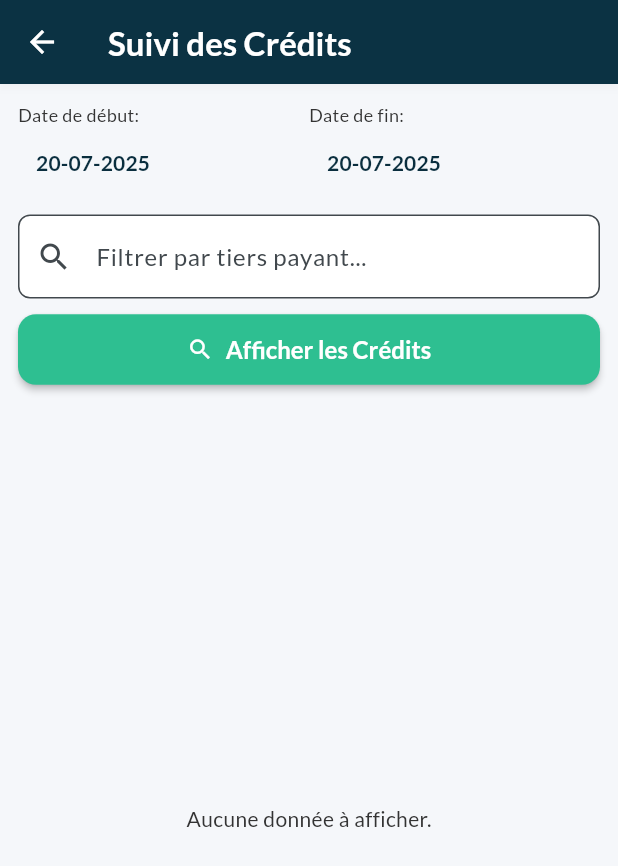
After one commit to airm5500/prestige_app, a Flutter app: the SuiviCreditScreen screen opened directly, on a phone screen of 412 x 824 dp. The commit adds this screen. Shown: the top 866 px of the screen. Run offline on Flutter 3.47's test engine with Material 3 defaults, Android fonts, the light colour scheme and no system bars; our stand-ins replace fl_chart, google_fonts, pdf, printing, shared_preferences; accounts and stored records are empty; network calls fail.

Commit message:
MAJAPI
API CREDIT

```diff
--- /dev/null
+++ b/lib/models/suivi_credit_model.dart
@@ -0,0 +1,27 @@
+// lib/models/suivi_credit_model.dart
+
+class SuiviCredit {
+  final String libelleTypeTiersPayant;
+  final int nbreBons;
+  final int nbreClient;
+  final String libelleTiersPayant;
+  final double montant;
+
+  SuiviCredit({
+    required this.libelleTypeTiersPayant,
+    required this.nbreBons,
+    required this.nbreClient,
+    required this.libelleTiersPayant,
+    required this.montant,
+  });
+
+  factory SuiviCredit.fromJson(Map<String, dynamic> json) {
+    return SuiviCredit(
+      libelleTypeTiersPayant: json['libelleTypeTiersPayant'] as String? ?? 'N/A',
+      nbreBons: (json['nbreBons'] as num?)?.toInt() ?? 0,
+      nbreClient: (json['nbreClient'] as num?)?.toInt() ?? 0,
+      libelleTiersPayant: json['libelleTiersPayant'] as String? ?? 'N/A',
+      montant: (json['montant'] as num?)?.toDouble() ?? 0.0,
+    );
+  }
+}
--- a/lib/screens/home_screen.dart
+++ b/lib/screens/home_screen.dart
@@ -21,6 +21,7 @@ import 'tableau_bord_ratio_screen.dart';
 import 'tableau_bord_analyse_menu_screen.dart';
 import 'evolution_stock_screen.dart';
 import 'analyse_article_screen.dart';
+import 'suivi_credit_screen.dart';
 
 class HomeScreen extends StatelessWidget {
   const HomeScreen({super.key});
@@ -45,6 +46,7 @@ class HomeScreen extends StatelessWidget {
       {'title': 'Fournisseurs', 'icon': Icons.people_alt_outlined, 'color': Colors.teal, 'screen': const FournisseursScreen()},
       {'title': 'Tableau: Analyses', 'icon': Icons.analytics_outlined, 'color': Colors.pinkAccent, 'screen': const TableauBordAnalyseMenuScreen()},
       {'title': 'Tableau: Ratios', 'icon': Icons.compare_arrows_outlined, 'color': Colors.lime.shade700, 'screen': const TableauBordRatioScreen()},
+      {'title': 'Suivi Crédit','icon': Icons.request_quote_outlined,'color': Colors.redAccent,'screen': const SuiviCreditScreen()},
       {'title': 'Valorisation', 'icon': Icons.inventory_2_outlined, 'color': Colors.purple, 'screen': const ValorisationScreen()},
     ];
 
--- /dev/null
+++ b/lib/screens/suivi_credit_screen.dart
@@ -0,0 +1,235 @@
+// lib/screens/suivi_credit_screen.dart
+
+import 'package:flutter/material.dart';
+import 'package:intl/intl.dart';
+import '../models/suivi_credit_model.dart';
+import '../utils/constants.dart';
+import '../utils/date_formatter.dart';
+import '../ui_helpers/base_screen_logic.dart';
+
+class SuiviCreditScreen extends StatefulWidget {
+  const SuiviCreditScreen({super.key});
+
+  @override
+  State<SuiviCreditScreen> createState() => _SuiviCreditScreenState();
+}
+
+class _SuiviCreditScreenState extends State<SuiviCreditScreen> with BaseScreenLogic<SuiviCreditScreen> {
+
+  List<SuiviCredit> _dataList = [];
+  List<SuiviCredit> _filteredDataList = [];
+  DateTime _startDate = DateFormatter.getDefaultStartDate();
+  DateTime _endDate = DateFormatter.getDefaultEndDate();
+  final TextEditingController _searchController = TextEditingController();
+
+  @override
+  void initState() {
+    super.initState();
+    _searchController.addListener(_filterLocally);
+  }
+
+  @override
+  void dispose() {
+    _searchController.dispose();
+    super.dispose();
+  }
+
+  Future<void> _loadData() async {
+    setState(() {
+      _dataList = [];
+      _filteredDataList = [];
+    });
+
+    final queryParams = {
+      'dtStart': DateFormatter.toApiFormat(_startDate),
+      'dtEnd': DateFormatter.toApiFormat(_endDate),
+      // Le filtre par 'query' est maintenant géré localement pour plus de souplesse
+    };
+
+    //final data = await apiGet(AppConstants.suiviCreditEndpoint, queryParams: queryParams, apiContext: ApiContext.prestige);
+    final data = await apiGet(AppConstants.suiviCreditEndpoint, queryParams: queryParams);
+    if (mounted && data is Map<String, dynamic> && data['data'] is List) {
+      setState(() {
+        _dataList = (data['data'] as List).map((item) => SuiviCredit.fromJson(item)).toList();
+        _filterLocally(); // Appliquer le filtre initial
+      });
+    }
+  }
+
+  void _filterLocally() {
+    final query = _searchController.text.toLowerCase();
+    setState(() {
+      _filteredDataList = _dataList.where((item) {
+        return item.libelleTiersPayant.toLowerCase().contains(query);
+      }).toList();
+    });
+  }
+
+  Future<void> _selectDate(BuildContext context, bool isStartDate) async {
+    final DateTime? picked = await showDatePicker(
+      context: context,
+      initialDate: isStartDate ? _startDate : _endDate,
+      firstDate: DateTime(2000),
+      lastDate: DateTime(2101),
+      locale: const Locale('fr', 'FR'),
+    );
+    if (picked != null && mounted) {
+      setState(() {
+        if (isStartDate) {
+          _startDate = picked;
+          if (_endDate.isBefore(_startDate)) _endDate = _startDate;
+        } else {
+          _endDate = picked;
+          if (_startDate.isAfter(_endDate)) _startDate = _endDate;
+        }
+      });
+    }
+  }
+
+  Widget _buildDatePicker(BuildContext context) {
+    return Row(
+      mainAxisAlignment: MainAxisAlignment.spaceAround,
+      children: <Widget>[
+        Expanded(
+          child: Column(
+            crossAxisAlignment: CrossAxisAlignment.start,
+            children: [
+              const Text("Date de début:", style: TextStyle(fontSize: 12)),
+              TextButton(onPressed: () => _selectDate(context, true), child: Text(DateFormatter.toDisplayFormat(_startDate), style: TextStyle(color: Theme.of(context).primaryColor, fontWeight: FontWeight.bold))),
+            ],
+          ),
+        ),
+        Expanded(
+          child: Column(
+            crossAxisAlignment: CrossAxisAlignment.start,
+            children: [
+              const Text("Date de fin:", style: TextStyle(fontSize: 12)),
+              TextButton(onPressed: () => _selectDate(context, false), child: Text(DateFormatter.toDisplayFormat(_endDate), style: TextStyle(color: Theme.of(context).primaryColor, fontWeight: FontWeight.bold))),
+            ],
+          ),
+        ),
+      ],
+    );
+  }
+
+  @override
+  Widget build(BuildContext context) {
+    final currencyFormat = NumberFormat.currency(locale: 'fr_FR', symbol: 'FCFA', decimalDigits: 0);
+
+    return Scaffold(
+      appBar: AppBar(
+        title: const Text('Suivi des Crédits'),
+      ),
+      body: Column(
+        children: [
+          Padding(
+            padding: const EdgeInsets.all(12.0),
+            child: Column(
+              children: [
+                _buildDatePicker(context),
+                const SizedBox(height: 10),
+                TextField(
+                  controller: _searchController,
+                  decoration: InputDecoration(
+                    hintText: 'Filtrer par tiers payant...',
+                    prefixIcon: const Icon(Icons.search),
+                    border: OutlineInputBorder(borderRadius: BorderRadius.circular(8.0)),
+                  ),
+                ),
+                const SizedBox(height: 10),
+                ElevatedButton.icon(
+                  icon: const Icon(Icons.search_sharp),
+                  label: const Text('Afficher les Crédits'),
+                  onPressed: isLoading ? null : _loadData,
+                  style: ElevatedButton.styleFrom(minimumSize: const Size.fromHeight(45)),
+                ),
+              ],
+            ),
+          ),
+          if (isLoading)
+            const Expanded(child: Center(child: CircularProgressIndicator()))
+          else if (errorMessage != null)
+            Expanded(
+              child: Center(
+                child: Padding(
+                  padding: const EdgeInsets.all(16.0),
+                  child: Column(
+                    mainAxisAlignment: MainAxisAlignment.center,
+                    children: [
+                      Icon(Icons.error_outline, color: Colors.red[700], size: 50),
+                      const SizedBox(height: 10),
+                      Text(errorMessage!, textAlign: TextAlign.center, style: TextStyle(color: Colors.red[700], fontSize: 16)),
+                      const SizedBox(height: 20),
+                      ElevatedButton.icon(icon: const Icon(Icons.refresh), label: const Text('Réessayer'), onPressed: _loadData)
+                    ],
+                  ),
+                ),
+              ),
+            )
+          else if (_filteredDataList.isEmpty)
+              Expanded(child: Center(child: Text(_dataList.isNotEmpty ? 'Aucun résultat pour votre filtre.' : 'Aucune donnée à afficher.')))
+            else
+            // CORRECTION: Remplacement du DataTable par une ListView de Cards
+              Expanded(
+                child: RefreshIndicator(
+                  onRefresh: _loadData,
+                  child: ListView.builder(
+                    padding: const EdgeInsets.symmetric(horizontal: 12.0),
+                    itemCount: _filteredDataList.length,
+                    itemBuilder: (context, index) {
+                      final item = _filteredDataList[index];
+                      return Card(
+                        margin: const EdgeInsets.only(bottom: 8.0),
+                        elevation: 2,
+                        child: Padding(
+                          padding: const EdgeInsets.all(12.0),
+                          child: Column(
+                            crossAxisAlignment: CrossAxisAlignment.start,
+                            children: [
+                              Text(
+                                item.libelleTiersPayant,
+                                style: const TextStyle(fontSize: 16, fontWeight: FontWeight.bold),
+                              ),
+                              const Divider(height: 16),
+                              _buildDetailRow('Type:', item.libelleTypeTiersPayant),
+                              _buildDetailRow('Nombre de Bons:', item.nbreBons.toString()),
+                              _buildDetailRow('Nombre de Clients:', item.nbreClient.toString()),
+                              _buildDetailRow(
+                                'Montant:',
+                                currencyFormat.format(item.montant),
+                                highlight: true,
+                              ),
+                            ],
+                          ),
+                        ),
+                      );
+                    },
+                  ),
+                ),
+              ),
+        ],
+      ),
+    );
+  }
+
+  // Widget helper pour afficher une ligne de détail
+  Widget _buildDetailRow(String label, String value, {bool highlight = false}) {
+    return Padding(
+      padding: const EdgeInsets.symmetric(vertical: 2.0),
+      child: Row(
+        mainAxisAlignment: MainAxisAlignment.spaceBetween,
+        children: [
+          Text(label, style: TextStyle(color: Colors.grey.shade600)),
+          Text(
+            value,
+            style: TextStyle(
+              fontWeight: highlight ? FontWeight.bold : FontWeight.normal,
+              fontSize: highlight ? 15 : 14,
+              color: highlight ? Theme.of(context).primaryColor : Colors.black87,
+            ),
+          ),
+        ],
+      ),
+    );
+  }
+}
--- a/lib/utils/constants.dart
+++ b/lib/utils/constants.dart
@@ -33,6 +33,7 @@ class AppConstants {
   static const String tableauBordAchatsVentesEndpoint = '/ws/ca-achats-ventes';
   static const String valorisationAllEndpoint = '/valorisation/all';
   static const String officineEndpoint = '/officine';
+  static const String suiviCreditEndpoint = '/recap/credits';
 
   // Default Values
   static const String defaultLocalIp = '';
```
